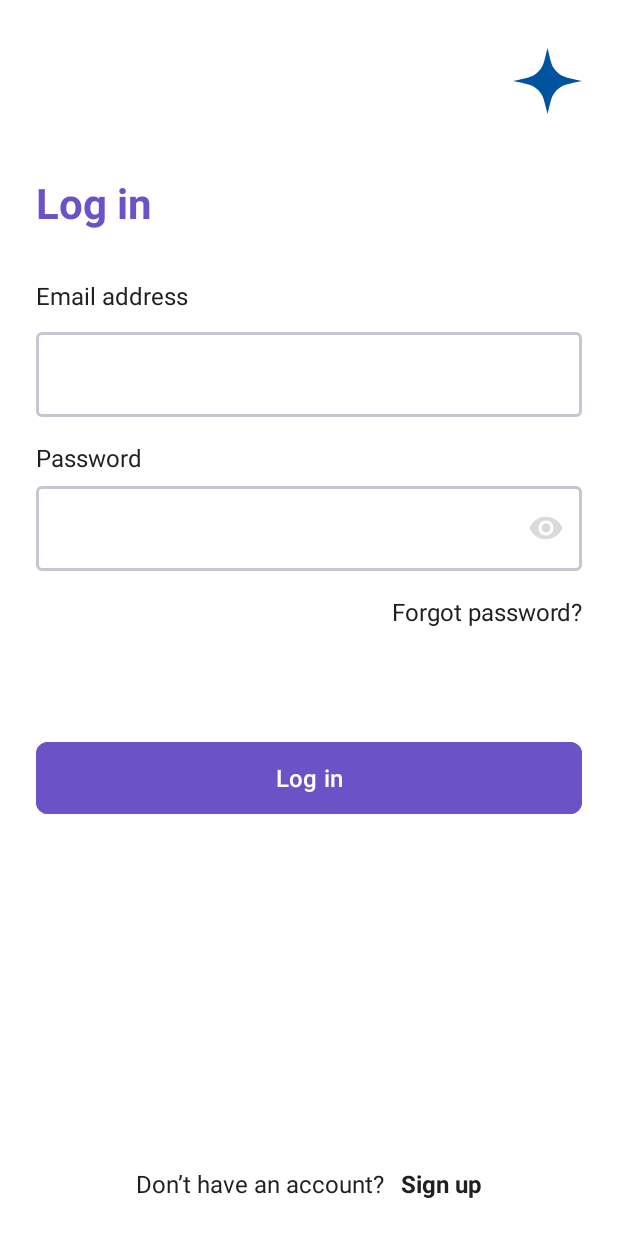
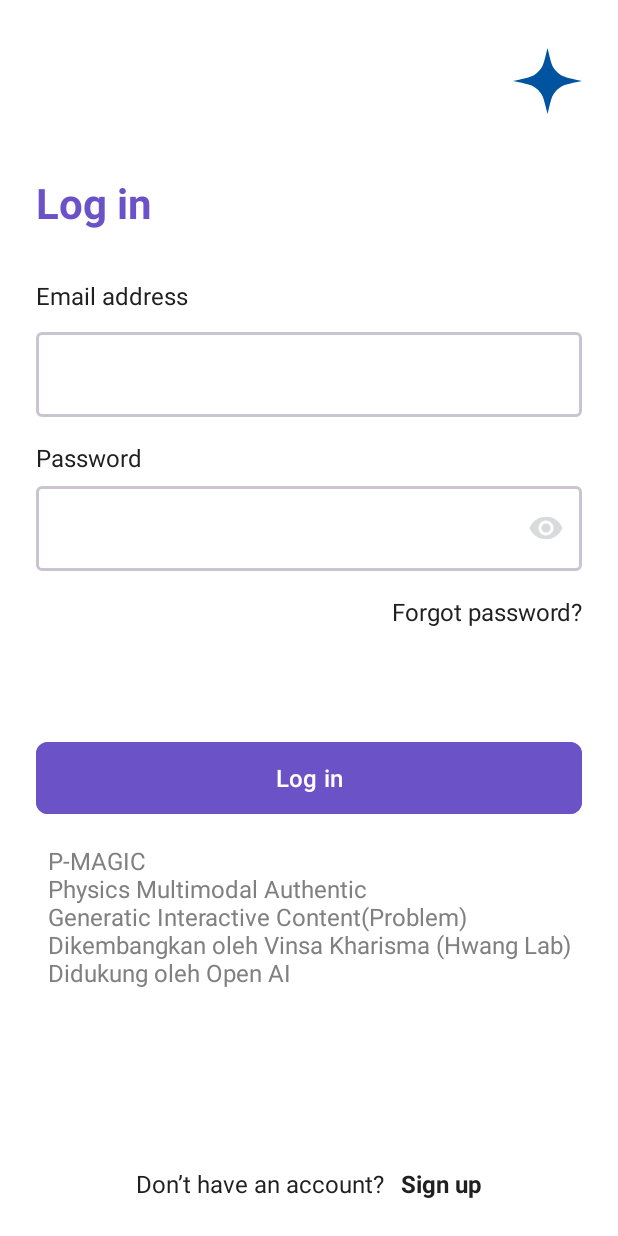
Before and after one commit to WafiRepo/G-Uphysic, an Android app: the screen it shows after launch (LoginActivity), on a phone screen of 412 x 824 dp. Run offline under Robolectric (Android 15) with nearby library versions, the phone set to English and light mode, and no system bars; our stand-ins replace Firebase (no records; nobody signed in at launch, a user with empty details on screens opened directly).

Commit message:
- change app name - add description on login page

```diff
--- a/app/src/main/res/layout/activity_login.xml
+++ b/app/src/main/res/layout/activity_login.xml
@@ -136,4 +136,16 @@
         app:layout_constraintStart_toEndOf="@id/tv_already"
         app:layout_constraintTop_toTopOf="@id/tv_already"
         android:layout_marginEnd="56dp" />
+    <TextView
+        android:layout_marginTop="16dp"
+        android:textAlignment="center"
+        android:layout_width="wrap_content"
+        android:layout_height="wrap_content"
+        android:textColor="@color/phyphox_white_50_black_50"
+        android:text="P-MAGIC\nPhysics Multimodal Authentic\nGeneratic Interactive Content(Problem)\nDikembangkan oleh Vinsa Kharisma (Hwang Lab)\nDidukung oleh Open AI"
+        app:layout_constraintStart_toStartOf="parent"
+        app:layout_constraintEnd_toEndOf="parent"
+        app:layout_constraintTop_toBottomOf="@id/btn_login"/>
+
+
 </androidx.constraintlayout.widget.ConstraintLayout>
--- a/app/src/main/res/values/strings.xml
+++ b/app/src/main/res/values/strings.xml
@@ -1,6 +1,6 @@
 <?xml version="1.0" encoding="utf-8"?>
 <resources>
-    <string name="app_name">G-PhySolve</string>
+    <string name="app_name">P-Magic</string>
     <string name="privacyPolicyURL">https://phyphox.org/privacy</string>
     <string name="action_settings">Settings</string>
     <string name="title_activity_experiment">phyphox</string>
```
